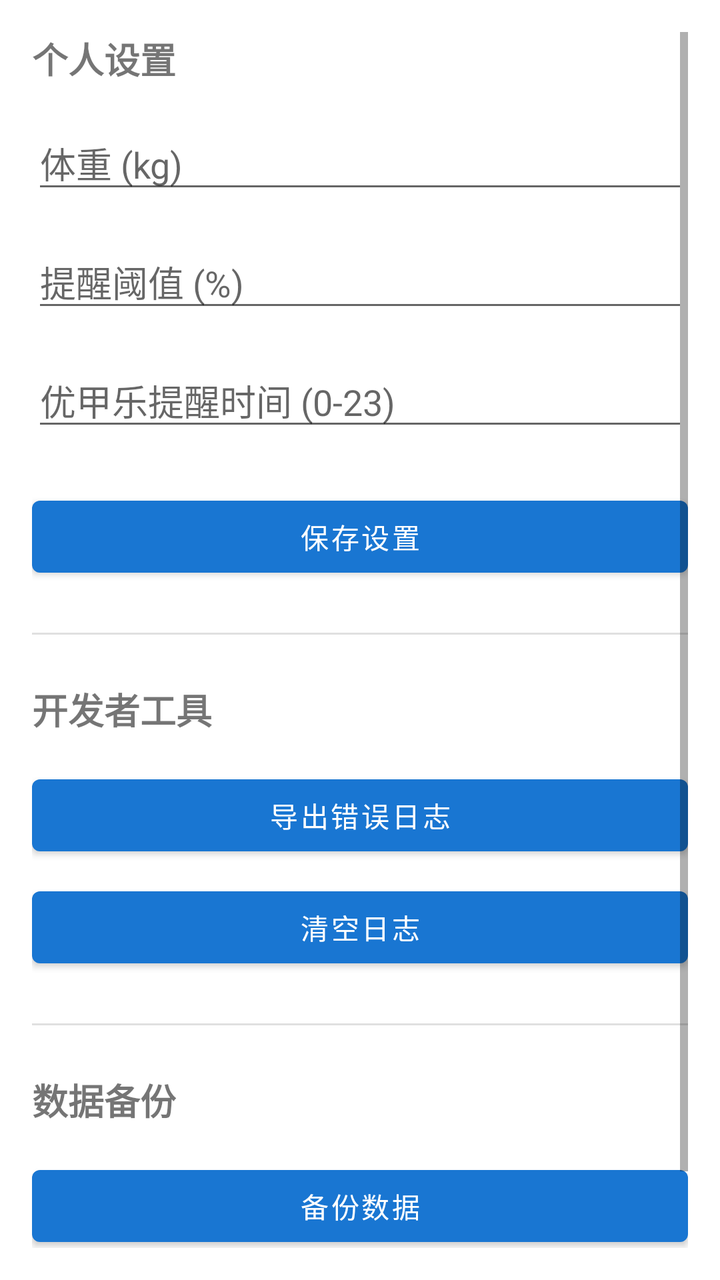
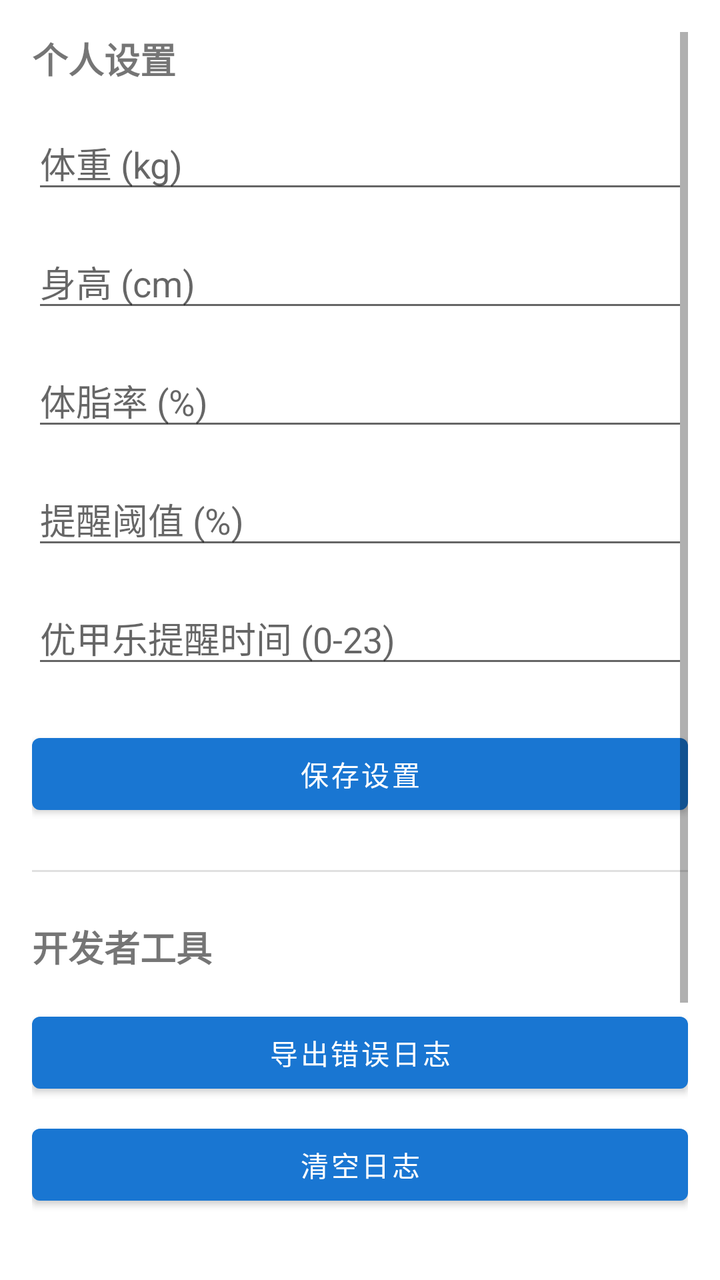

Before-and-after screenshots of an Android layout around one commit, followed by the original layout XML and the change that was made.
<!-- AndroidManifest.xml: application theme Theme.DrugTracker -->
<!-- res/layout/activity_settings.xml -->
<?xml version="1.0" encoding="utf-8"?>
<ScrollView xmlns:android="http://schemas.android.com/apk/res/android"
    android:layout_width="match_parent"
    android:layout_height="match_parent"
    android:padding="16dp">

    <LinearLayout
        android:layout_width="match_parent"
        android:layout_height="wrap_content"
        android:orientation="vertical">

        <TextView
            android:layout_width="wrap_content"
            android:layout_height="wrap_content"
            android:text="个人设置"
            android:textSize="18sp"
            android:textStyle="bold" />

        <EditText
            android:id="@+id/etWeight"
            android:layout_width="match_parent"
            android:layout_height="wrap_content"
            android:layout_marginTop="16dp"
            android:hint="体重 (kg)"
            android:inputType="numberDecimal" />

        <EditText
            android:id="@+id/etThreshold"
            android:layout_width="match_parent"
            android:layout_height="wrap_content"
            android:layout_marginTop="16dp"
            android:hint="提醒阈值 (%)"
            android:inputType="number" />

        <EditText
            android:id="@+id/etLevoHour"
            android:layout_width="match_parent"
            android:layout_height="wrap_content"
            android:layout_marginTop="16dp"
            android:hint="优甲乐提醒时间 (0-23)"
            android:inputType="number" />

        <Button
            android:id="@+id/btnSave"
            android:layout_width="match_parent"
            android:layout_height="wrap_content"
            android:layout_marginTop="24dp"
            android:text="保存设置" />

        <View
            android:layout_width="match_parent"
            android:layout_height="1dp"
            android:layout_marginVertical="24dp"
            android:background="#E0E0E0" />

        <TextView
            android:layout_width="wrap_content"
            android:layout_height="wrap_content"
            android:text="开发者工具"
            android:textSize="18sp"
            android:textStyle="bold" />

        <Button
            android:id="@+id/btnExportLog"
            android:layout_width="match_parent"
            android:layout_height="wrap_content"
            android:layout_marginTop="16dp"
            android:text="导出错误日志" />

        <Button
            android:id="@+id/btnClearLog"
            android:layout_width="match_parent"
            android:layout_height="wrap_content"
            android:layout_marginTop="8dp"
            android:text="清空日志" />

        <View
            android:layout_width="match_parent"
            android:layout_height="1dp"
            android:layout_marginVertical="24dp"
            android:background="#E0E0E0" />

        <TextView
            android:layout_width="wrap_content"
            android:layout_height="wrap_content"
            android:text="数据备份"
            android:textSize="18sp"
            android:textStyle="bold" />

        <Button
            android:id="@+id/btnBackup"
            android:layout_width="match_parent"
            android:layout_height="wrap_content"
            android:layout_marginTop="16dp"
            android:text="备份数据" />

        <Button
            android:id="@+id/btnRestore"
            android:layout_width="match_parent"
            android:layout_height="wrap_content"
            android:layout_marginTop="8dp"
            android:text="恢复数据" />
    </LinearLayout>
</ScrollView>
<!-- resources referenced by this layout -->
<resources>
  <style name="Theme.DrugTracker" parent="Theme.MaterialComponents.DayNight.NoActionBar">
          <item name="windowActionBar">false</item>
          <item name="windowNoTitle">true</item>
  
          <item name="colorPrimary">@color/colorPrimary</item>
          <item name="colorPrimaryVariant">@color/colorPrimaryDark</item>
          <item name="colorOnPrimary">@color/white</item>
          <item name="colorSecondary">@color/colorAccent</item>
      </style>
  <color name="colorPrimary">#1976D2</color>
  <color name="colorPrimaryDark">#1565C0</color>
  <color name="white">#FFFFFF</color>
  <color name="colorAccent">#2196F3</color>
</resources>

<!-- the commit's change to res/layout/activity_settings.xml (unified diff, before → after) -->
@@ -22,6 +22,24 @@
             android:layout_height="wrap_content"
             android:layout_marginTop="16dp"
             android:hint="体重 (kg)"
+            android:inputType="numberDecimal" />
+
+        
+        <EditText
+            android:id="@+id/etHeight"
+            android:layout_width="match_parent"
+            android:layout_height="wrap_content"
+            android:layout_marginTop="16dp"
+            android:hint="身高 (cm)"
+            android:inputType="numberDecimal" />
+
+        
+        <EditText
+            android:id="@+id/etBodyFat"
+            android:layout_width="match_parent"
+            android:layout_height="wrap_content"
+            android:layout_marginTop="16dp"
+            android:hint="体脂率 (%)"
             android:inputType="numberDecimal" />
 
         <EditText
